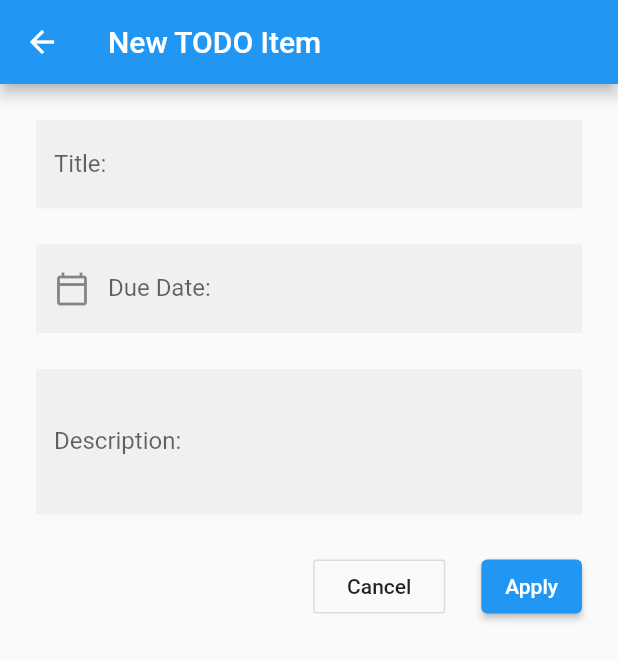
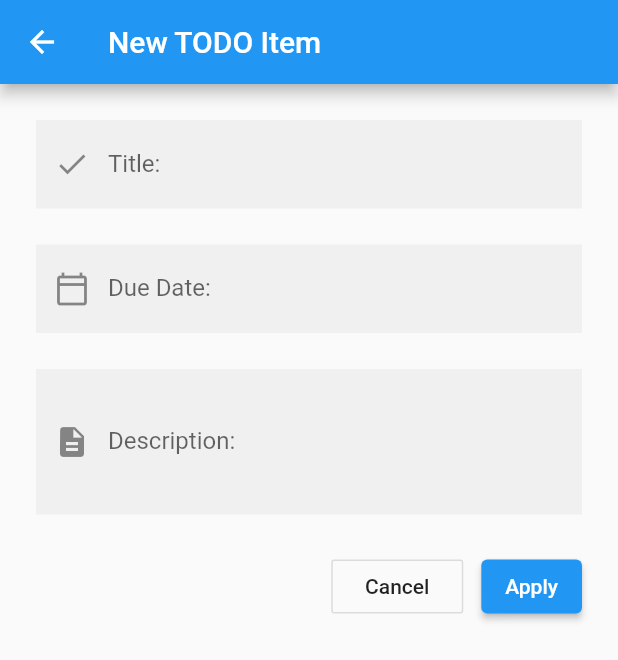
Before and after one commit to Ost-max/todo-flutter-sample, a Flutter app: the screen it shows after launch, after a tap on the "add" icon, on a phone screen of 412 x 824 dp. Shown: the top 660 px of the screen. Run offline on Flutter 3.47's test engine with Material 2 defaults, Android fonts, the phone set to English and light mode, and no system bars.

Commit message:
* Improve due date field

```diff
--- a/lib/todo_item_screen.dart
+++ b/lib/todo_item_screen.dart
@@ -8,15 +8,18 @@ class TodoItemScreen extends StatelessWidget {
 
   @override
   Widget build(BuildContext context) {
-    final Item item = ModalRoute.of(context).settings.arguments;
+    final Item item =
+        ModalRoute.of(context).settings.arguments ?? new Item('0', '', false);
     return Scaffold(
       appBar: AppBar(
         title: Text(item.name.isNotEmpty ? "Edit TODO Item" : "New TODO Item"),
       ),
       body: Theme(
-          data:  Theme.of(context).copyWith(inputDecorationTheme: InputDecorationTheme(border: InputBorder.none, filled: true )),
-          child: Padding(padding: EdgeInsets.all(24.0), child: ToDoItemForm(item))
-      ),
+          data: Theme.of(context).copyWith(
+              inputDecorationTheme:
+                  InputDecorationTheme(border: InputBorder.none, filled: true)),
+          child: Padding(
+              padding: EdgeInsets.all(24.0), child: ToDoItemForm(item))),
     );
   }
 }
@@ -42,8 +45,15 @@ class ToDoItemFormState extends State<ToDoItemForm> {
   final Item _item;
 
   static final double _basicPadding = 24;
+  static final TextEditingController _controllerDate = TextEditingController();
 
   ToDoItemFormState(this._item);
+
+  @override
+  void initState() {
+    super.initState();
+    _controllerDate.text = _formatDate(_item.due);
+  }
 
   @override
   Widget build(BuildContext context) {
@@ -53,7 +63,10 @@ class ToDoItemFormState extends State<ToDoItemForm> {
         key: _formKey,
         child: Column(children: <Widget>[
           TextFormField(
-              decoration: InputDecoration(labelText: 'Title:'),
+              decoration: InputDecoration(
+                labelText: 'Title:',
+                prefixIcon: Icon(Icons.done),
+              ),
               initialValue: _item.name,
               onSaved: (val) => _item.name = val),
           SizedBox(height: _basicPadding),
@@ -63,13 +76,23 @@ class ToDoItemFormState extends State<ToDoItemForm> {
               initialDate: _item.due ?? DateTime.now(),
               firstDate: DateTime.now(),
               lastDate: DateTime(2025),
-            ).then((value) => setState(() => _item.due = value)),
-            initialValue: _item.due != null ? _item.due.toString().split(' ')[0] : '',
-            decoration: InputDecoration(labelText: 'Due Date:', prefixIcon: Icon(Icons.calendar_today_outlined)),
+            ).then((value) => setState(() {
+                  _controllerDate.text = _formatDate(value);
+                  _item.due = value;
+                })),
+            controller: _controllerDate,
+            readOnly: true,
+            decoration: InputDecoration(
+              prefixIcon: Icon(Icons.calendar_today_outlined),
+              labelText: 'Due Date:',
+            ),
           ),
           SizedBox(height: _basicPadding),
           TextFormField(
-              decoration: InputDecoration( labelText: 'Description:'),
+              decoration: InputDecoration(
+                labelText: 'Description:',
+                prefixIcon: Icon(Icons.description),
+              ),
               maxLines: 3,
               onSaved: (val) => _item.description = val),
           SizedBox(height: _basicPadding),
@@ -79,7 +102,7 @@ class ToDoItemFormState extends State<ToDoItemForm> {
               OutlineButton(
                   child: Text('Cancel'),
                   onPressed: () => Navigator.pop(context)),
-              SizedBox(width: _basicPadding),
+              SizedBox(width: 12),
               ElevatedButton(
                   onPressed: () {
                     if (_formKey.currentState.validate()) {
@@ -92,4 +115,8 @@ class ToDoItemFormState extends State<ToDoItemForm> {
           )
         ]));
   }
+
+  String _formatDate(DateTime due) {
+    return due != null ? due.toString().split(' ')[0] : '';
+  }
 }
--- a/lib/todo_list_widget.dart
+++ b/lib/todo_list_widget.dart
@@ -35,8 +35,7 @@ class _TodoListWidgetState extends State<TodoListWidget> {
   }
 
   void _addRow() {
-    var item = Item((_counter++).toString(), '', false);
-    navigateToItem(item).then((value) => setState(() {
+    navigateToItem(null).then((value) => setState(() {
           if (value != null) {
             _items.add(value);
           }
@@ -53,7 +52,7 @@ class _TodoListWidgetState extends State<TodoListWidget> {
   Widget _buildRow(Item item) {
     return ListTile(
         title: Column(crossAxisAlignment: CrossAxisAlignment.start, children: [
-      Row(crossAxisAlignment: CrossAxisAlignment.start, children: [
+      Row(crossAxisAlignment: CrossAxisAlignment.center, children: [
         Checkbox(
             value: item.done,
             onChanged: (bool newValue) => setState(() {
@@ -68,8 +67,9 @@ class _TodoListWidgetState extends State<TodoListWidget> {
                     .merge(_biggerFont)
                 : _biggerFont,
           ),
-        )
+        ),
       ]),
+      Divider(thickness: 1)
     ]));
   }
 }
```
